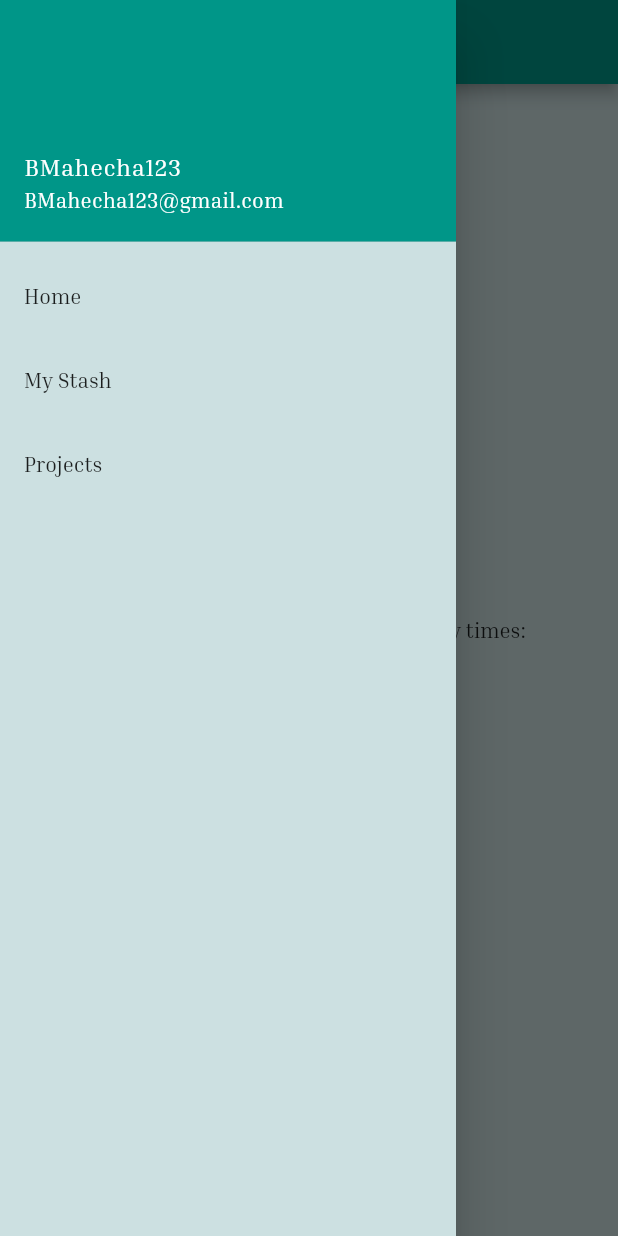
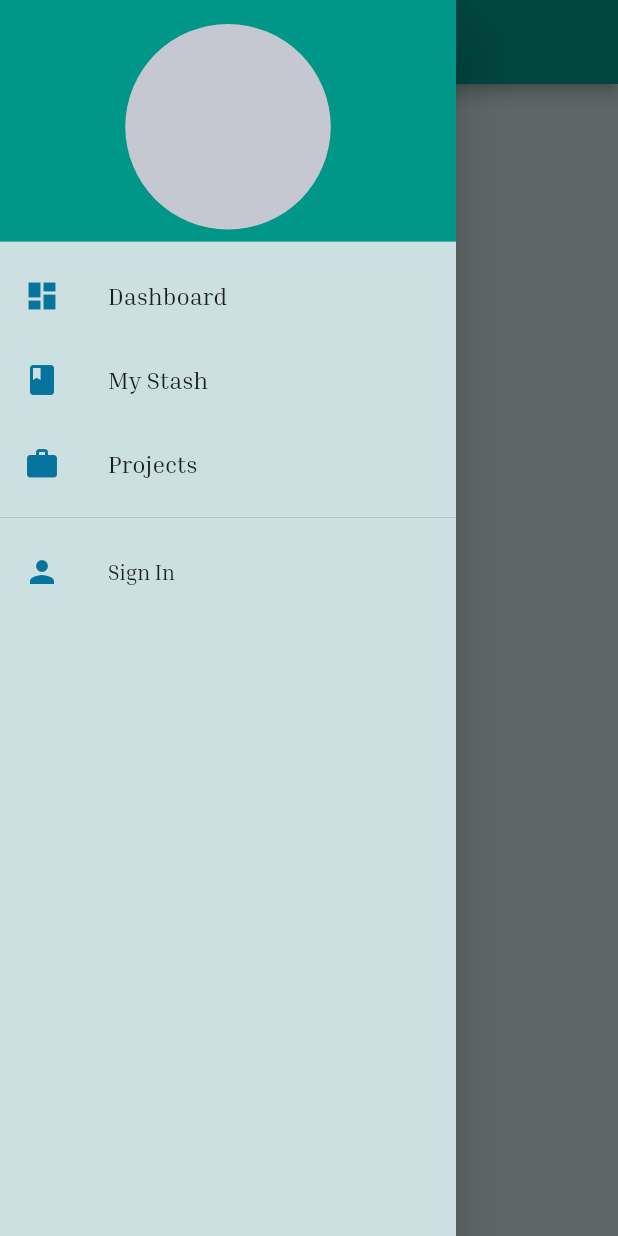
Before and after one commit to Bmahecha123/SewYourStash, a Flutter app: the screen it shows after launch, with the side drawer open, on a phone screen of 412 x 824 dp. Run offline on Flutter 3.47's test engine with Material 2 defaults, Android fonts, the phone set to English and light mode, and no system bars.

Commit message:
Added seed data and styled Drawer some more

```diff
--- /dev/null
+++ b/lib/models/branding.dart
@@ -0,0 +1,6 @@
+class Branding {
+  final String brand;
+  final String designer;
+
+  Branding({this.brand, this.designer});
+}
--- a/lib/modules/common/components/drawer.dart
+++ b/lib/modules/common/components/drawer.dart
@@ -1,36 +1,54 @@
 import 'package:flutter/material.dart';
+import 'package:sew_your_stash/theme/theme.dart';
 
-Drawer drawer(BuildContext context) {
+class AppDrawer extends StatelessWidget {
+  @override
+  Widget build(BuildContext context) {
     return Drawer(
       child: ListView(
         padding: EdgeInsets.zero,
         children: <Widget>[
-        UserAccountsDrawerHeader(
-          accountEmail: Text('BMahecha123@gmail.com'),
-          accountName: Text('BMahecha123'),
-          decoration: BoxDecoration(
-            color: Colors.teal
+          DrawerHeader(
+            child: CircleAvatar(
+              //child: Icon(Icons.person),
+              backgroundColor: grey,
             ),
+            decoration: BoxDecoration(color: Colors.teal),
           ),
+          listTileTheme(
+              context,
               ListTile(
-          title: Text('Home'),
+                  leading: iconTheme(context, Icon(Icons.dashboard)),
+                  title: Text('Dashboard'),
                   onTap: () {
                     Navigator.popAndPushNamed(context, '/');
-          },
-        ),
+                  })),
+          listTileTheme(
+              context,
               ListTile(
+                leading: iconTheme(context, Icon(Icons.book)),
                 title: Text('My Stash'),
                 onTap: () {
                   Navigator.popAndPushNamed(context, '/stash');
                 },
-        ),
+              )),
+          listTileTheme(
+              context,
               ListTile(
+                leading: iconTheme(context, Icon(Icons.work)),
                 title: Text('Projects'),
                 onTap: () {
                   Navigator.popAndPushNamed(context, '/projects');
                 },
-        )
+              )),
+          Divider(),
+          ListTile(
+            leading: iconTheme(context, iconTheme(context, Icon(Icons.person))),
+            title: Text('Sign In'),
+            onTap: () {},
+          ),
         ],
       ),
     );
   }
+}
--- a/lib/modules/home/containers/home.dart
+++ b/lib/modules/home/containers/home.dart
@@ -5,74 +5,20 @@ import 'package:sew_your_stash/modules/common/components/drawer.dart';
 class HomePage extends StatefulWidget {
   HomePage({Key key}) : super(key: key);
 
-  // This widget is the home page of your application. It is stateful, meaning
-  // that it has a State object (defined below) that contains fields that affect
-  // how it looks.
-
-  // This class is the configuration for the state. It holds the values (in this
-  // case the title) provided by the parent (in this case the App widget) and
-  // used by the build method of the State. Fields in a Widget subclass are
-  // always marked "final".
-
   @override
   _HomePageState createState() => _HomePageState();
 }
 
 class _HomePageState extends State<HomePage> {
-  int _counter = 0;
-
-  void _incrementCounter() {
-    setState(() {
-      // This call to setState tells the Flutter framework that something has
-      // changed in this State, which causes it to rerun the build method below
-      // so that the display can reflect the updated values. If we changed
-      // _counter without calling setState(), then the build method would not be
-      // called again, and so nothing would appear to happen.
-      _counter++;
-    });
-  }
 
   @override
   Widget build(BuildContext context) {
-    // This method is rerun every time setState is called, for instance as done
-    // by the _incrementCounter method above.
-    //
-    // The Flutter framework has been optimized to make rerunning build methods
-    // fast, so that you can just rebuild anything that needs updating rather
-    // than having to individually change instances of widgets.
     return Scaffold(
       appBar: appBar('Home', context),
-      drawer: drawer(context),
+      drawer: AppDrawer(),
       body: Center(
-        // Center is a layout widget. It takes a single child and positions it
-        // in the middle of the parent.
-        child: Column(
-          // Column is also a layout widget. It takes a list of children and
-          // arranges them vertically. By default, it sizes itself to fit its
-          // children horizontally, and tries to be as tall as its parent.
-          //
-          // Invoke "debug painting" (press "p" in the console, choose the
-          // "Toggle Debug Paint" action from the Flutter Inspector in Android
-          // Studio, or the "Toggle Debug Paint" command in Visual Studio Code)
-          // to see the wireframe for each widget.
-          //
-          // Column has various properties to control how it sizes itself and
-          // how it positions its children. Here we use mainAxisAlignment to
-          // center the children vertically; the main axis here is the vertical
-          // axis because Columns are vertical (the cross axis would be
-          // horizontal).
-          mainAxisAlignment: MainAxisAlignment.center,
-          children: <Widget>[
-            Text(
-              'You have pushed the button this many times:',
-            ),
-            Text(
-              '$_counter',
-              style: Theme.of(context).textTheme.display1,
-            ),
-          ],
-        ),
-      ),
+        child: Text('Home Page'),
+      )
     );
   }
 }
--- a/lib/modules/projects/containers/projects.dart
+++ b/lib/modules/projects/containers/projects.dart
@@ -14,7 +14,7 @@ class _ProjectsPageState extends State<ProjectsPage> {
   Widget build(BuildContext context) {
     return Scaffold(
       appBar: appBar('Projects Page', context),
-      drawer: drawer(context),
+      drawer: AppDrawer(),
       body: Center(
         child: Column(
           mainAxisAlignment: MainAxisAlignment.center,
--- a/lib/modules/stash/containers/stash.dart
+++ b/lib/modules/stash/containers/stash.dart
@@ -14,7 +14,7 @@ class _StashPageState extends State<StashPage> {
   Widget build(BuildContext context) {
     return Scaffold(
       appBar: appBar('My Stash', context),
-      drawer: drawer(context),
+      drawer: AppDrawer(),
       body: Center(
         child: Column(
           mainAxisAlignment: MainAxisAlignment.center,
--- a/lib/theme/theme.dart
+++ b/lib/theme/theme.dart
@@ -1,16 +1,19 @@
 import 'package:flutter/material.dart';
+
+final Color grey = Color(0xffc5c8d1);
+final Color blue = Color(0xff06749c);
+final Color lightBlue = Color(0xffcce0e1);
 
 ThemeData appTheme(BuildContext context) {
   return ThemeData(
         primarySwatch: Colors.teal,
-        canvasColor: Color(0xffcce0e1),
+        canvasColor: lightBlue,
         fontFamily: 'InriaSerif',
         floatingActionButtonTheme: FloatingActionButtonThemeData(
-          backgroundColor: Color(0xffc5c8d1),
-          foregroundColor: Color(0xff06749c),
-
+          backgroundColor: grey,
+          foregroundColor: blue,
         ),
-        scaffoldBackgroundColor: Color(0xffcce0e1),
+        scaffoldBackgroundColor: lightBlue,
         textTheme: Theme.of(context).textTheme.apply(
           fontFamily: 'InriaSerif',
         ),
@@ -22,3 +25,16 @@ ThemeData appTheme(BuildContext context) {
           tall: Typography.tall2018)
       );
 }
+
+
+ListTileTheme listTileTheme(BuildContext context, Widget child) => ListTileTheme(
+  iconColor: grey,
+  child: child,
+);
+
+IconTheme iconTheme(BuildContext context, Widget child) => IconTheme(
+  child: child,
+  data: IconThemeData(
+    color: blue,
+  ),
+);
```
Also changed, not shown: lib/data.json (added, +92 -0 lines), lib/models/fabric.dart (added, +16 -0 lines), lib/models/project.dart (added, +9 -0 lines). Lines whose indentation alone changed are shown as unchanged.
